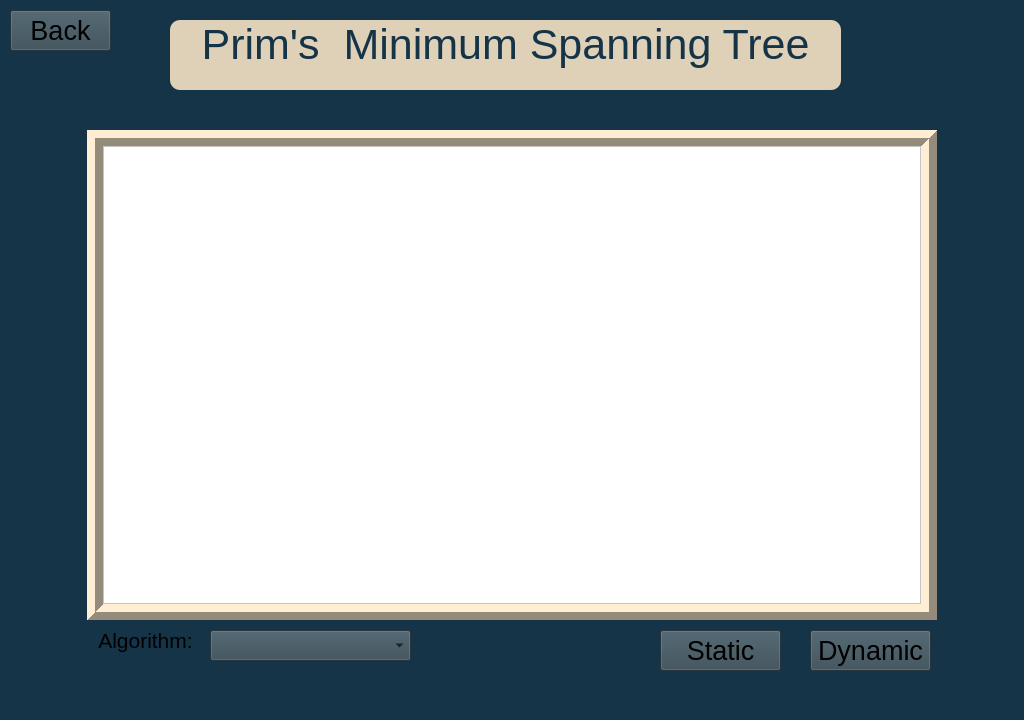
Qt form AlgorithmWindow.ui (mohamedtarek132/RoadMapConstruction) before a commit.
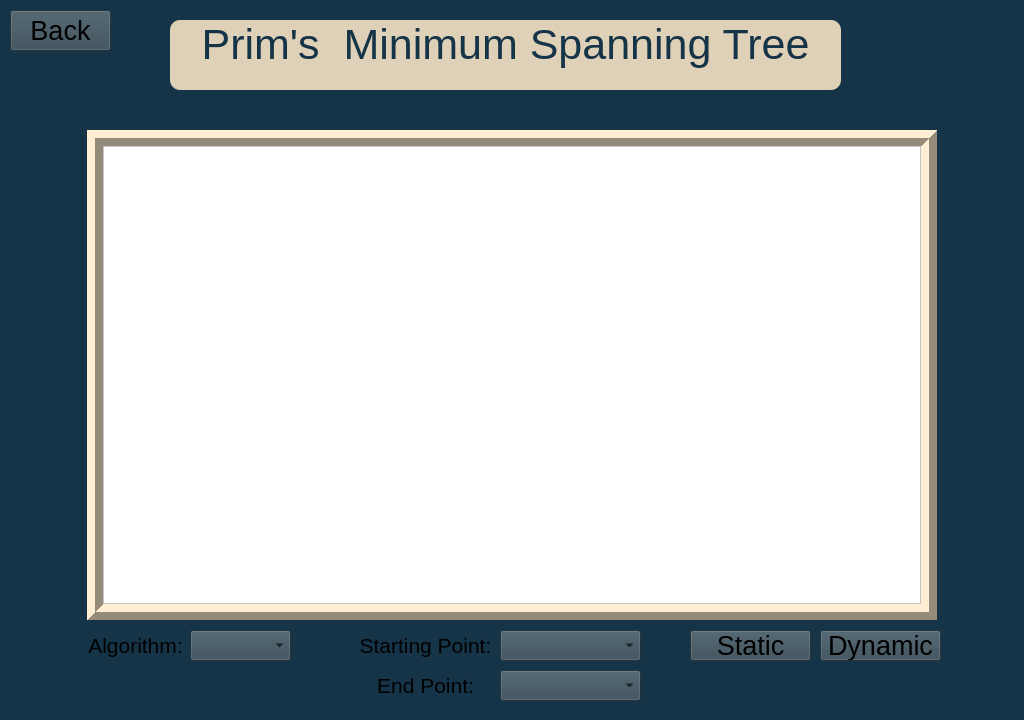
The same form after that commit.

Commit message: add algorithms button and combo box of starting point

Patch:
```diff
--- a/AlgorithmWindow.ui
+++ b/AlgorithmWindow.ui
@@ -128,10 +128,10 @@
    <widget class="QPushButton" name="dynamicButton">
     <property name="geometry">
      <rect>
-      <x>810</x>
+      <x>820</x>
       <y>630</y>
       <width>121</width>
-      <height>41</height>
+      <height>31</height>
      </rect>
     </property>
     <property name="font">
@@ -149,10 +149,10 @@
    <widget class="QPushButton" name="staticButton">
     <property name="geometry">
      <rect>
-      <x>660</x>
+      <x>690</x>
       <y>630</y>
       <width>121</width>
-      <height>41</height>
+      <height>31</height>
      </rect>
     </property>
     <property name="font">
@@ -170,9 +170,9 @@
    <widget class="QComboBox" name="comboBox">
     <property name="geometry">
      <rect>
-      <x>210</x>
+      <x>190</x>
       <y>630</y>
-      <width>201</width>
+      <width>101</width>
       <height>31</height>
      </rect>
     </property>
@@ -188,10 +188,10 @@
    <widget class="QLabel" name="label">
     <property name="geometry">
      <rect>
-      <x>90</x>
-      <y>620</y>
+      <x>80</x>
+      <y>630</y>
       <width>111</width>
-      <height>40</height>
+      <height>31</height>
      </rect>
     </property>
     <property name="font">
@@ -209,6 +209,102 @@
      <set>Qt::AlignCenter</set>
     </property>
    </widget>
+   <widget class="QLabel" name="startPoint">
+    <property name="geometry">
+     <rect>
+      <x>350</x>
+      <y>630</y>
+      <width>151</width>
+      <height>31</height>
+     </rect>
+    </property>
+    <property name="font">
+     <font>
+      <pointsize>16</pointsize>
+     </font>
+    </property>
+    <property name="styleSheet">
+     <string notr="true"/>
+    </property>
+    <property name="text">
+     <string>Starting Point:</string>
+    </property>
+    <property name="alignment">
+     <set>Qt::AlignCenter</set>
+    </property>
+    <property name="wordWrap">
+     <bool>true</bool>
+    </property>
+   </widget>
+   <widget class="QComboBox" name="startPointCombo">
+    <property name="geometry">
+     <rect>
+      <x>500</x>
+      <y>630</y>
+      <width>141</width>
+      <height>31</height>
+     </rect>
+    </property>
+    <property name="font">
+     <font>
+      <pointsize>16</pointsize>
+     </font>
+    </property>
+    <property name="styleSheet">
+     <string notr="true">background-color: rgb(53, 73, 84);</string>
+    </property>
+   </widget>
+   <widget class="QLabel" name="endPoint">
+    <property name="geometry">
+     <rect>
+      <x>350</x>
+      <y>670</y>
+      <width>151</width>
+      <height>31</height>
+     </rect>
+    </property>
+    <property name="font">
+     <font>
+      <pointsize>16</pointsize>
+     </font>
+    </property>
+    <property name="visible">
+     <bool>false</bool>
+    </property>
+    <property name="styleSheet">
+     <string notr="true"/>
+    </property>
+    <property name="text">
+     <string>End Point:</string>
+    </property>
+    <property name="alignment">
+     <set>Qt::AlignCenter</set>
+    </property>
+    <property name="wordWrap">
+     <bool>true</bool>
+    </property>
+   </widget>
+   <widget class="QComboBox" name="endPointCombo">
+    <property name="geometry">
+     <rect>
+      <x>500</x>
+      <y>670</y>
+      <width>141</width>
+      <height>31</height>
+     </rect>
+    </property>
+    <property name="font">
+     <font>
+      <pointsize>16</pointsize>
+     </font>
+    </property>
+    <property name="visible">
+     <bool>false</bool>
+    </property>
+    <property name="styleSheet">
+     <string notr="true">background-color: rgb(53, 73, 84);</string>
+    </property>
+   </widget>
   </widget>
  </widget>
  <resources/>
```
The commit also changes 60 other files.
